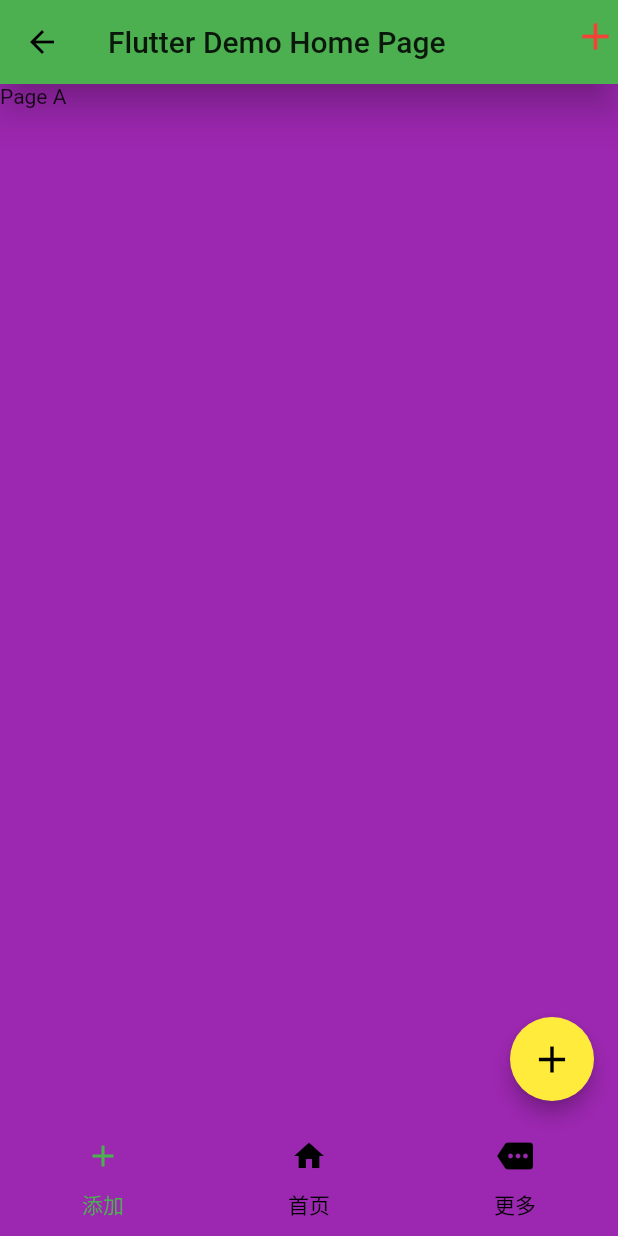
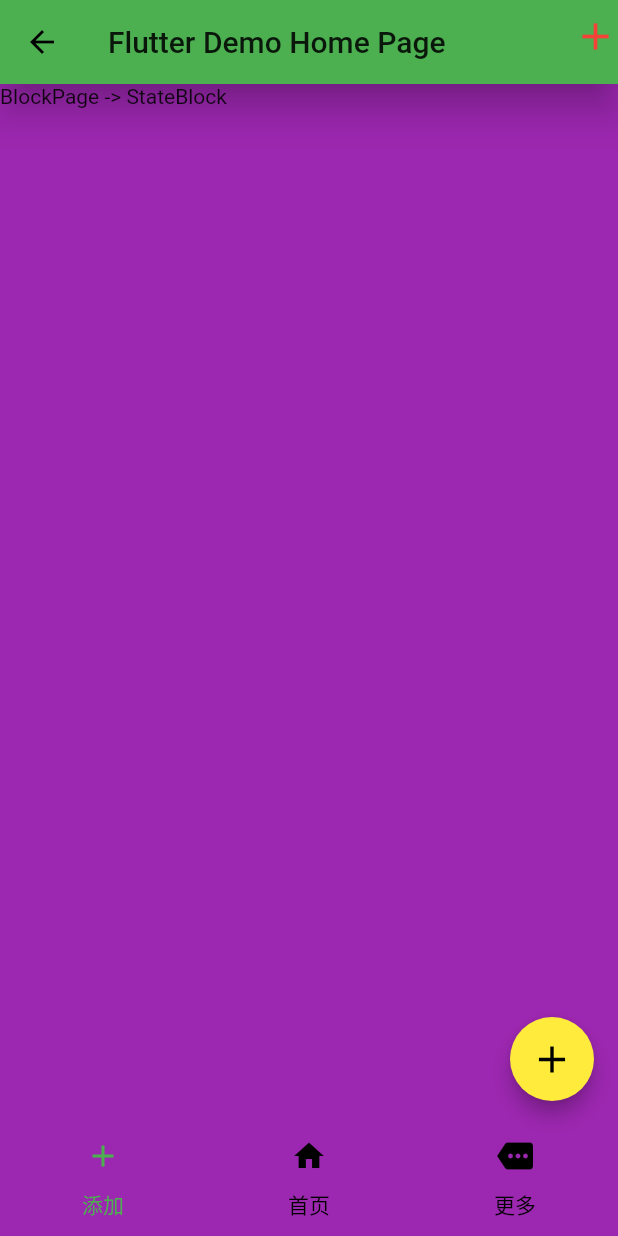
Before and after one commit to w1010479088/flutter, a Flutter app: the screen it shows after launch, on a phone screen of 412 x 824 dp. Run offline on Flutter 3.47's test engine with Material 2 defaults, Android fonts, the phone set to English and light mode, and no system bars; our stand-ins replace dio.

Commit message:
1.小改动

```diff
--- a/lib/business/HttpHelper.dart
+++ b/lib/business/HttpHelper.dart
@@ -8,7 +8,7 @@ class HttpHelper {
     dio.options.baseUrl = AppConfigs.host();
     dio.options.connectTimeout = AppConfigs.timeOut();
     dio.options.receiveTimeout = AppConfigs.timeOut();
-//    params["HPHPSESSID"] = "xxxx";
+//    params["HPHPSESSID"] = "xxxx";  //TOOD 需要添加SessionId
     params["client_type"] = "android";
     try {
       Response<String> response =
--- a/lib/business/Requestor.dart
+++ b/lib/business/Requestor.dart
@@ -1,5 +1,6 @@
 import 'dart:collection';
 import 'package:flutter_app/business/HttpHelper.dart';
+import 'package:flutter_app/model/BlockMeta.dart';
 
 class Requestor {
   static special(specialId, curPage, success, err) {
@@ -9,6 +10,9 @@ class Requestor {
     params["page"] = 10.toString();
     params["special_id"] = specialId.toString();
     params["curpage"] = curPage.toString();
-    HttpHelper.get(params, success, err);
+    HttpHelper.get(params, (res){
+      BlockMeta meta = BlockMeta.fromJson(res);
+      success(meta);
+    }, err);
   }
 }
--- /dev/null
+++ b/lib/pages/BlockPage.dart
@@ -0,0 +1,9 @@
+import 'package:flutter/cupertino.dart';
+import 'package:flutter_app/states/StateBlock.dart';
+
+class BlockPage extends StatefulWidget {
+  @override
+  State<StatefulWidget> createState() {
+    return new StateBlock();
+  }
+}
--- a/lib/pages/HomePage.dart
+++ b/lib/pages/HomePage.dart
@@ -1,6 +1,6 @@
 
 import 'package:flutter/cupertino.dart';
-import 'package:flutter_app/pages/StateHome.dart';
+import 'package:flutter_app/states/StateHome.dart';
 
 // ignore: must_be_immutable
 class HomePage extends StatefulWidget {
--- /dev/null
+++ b/lib/states/StateBlock.dart
@@ -0,0 +1,12 @@
+import 'package:flutter/material.dart';
+import 'package:flutter_app/pages/BlockPage.dart';
+
+class StateBlock extends State<BlockPage>{
+
+  @override
+  Widget build(BuildContext context) {
+    // TODO: implement build
+    return new Text("BlockPage -> StateBlock");
+  }
+
+}
--- a/lib/pages/StateHome.dart
+++ b/lib/states/StateHome.dart
@@ -2,6 +2,7 @@ import 'package:flutter/cupertino.dart';
 import 'package:flutter/material.dart';
 import 'package:flutter_app/model/BlockItem.dart';
 import 'package:flutter_app/model/BlockMeta.dart';
+import 'package:flutter_app/pages/BlockPage.dart';
 import 'package:flutter_app/pages/HomePage.dart';
 import 'package:flutter_app/util/AlertUtil.dart';
 import 'package:flutter_app/util/LogUtil.dart';
@@ -59,19 +60,13 @@ class StateHome extends State<HomePage> with SingleTickerProviderStateMixin {
   void _incrementCounter() {
     mCounter++;
     Requestor.special(1088, 1, (res) {
-      BlockMeta meta = BlockMeta.fromJson(res);
-      List<BlockItem> blocks = meta.special_list;
+      List<BlockItem> blocks = res.special_list;
       LogUtil.log("block-size = ${blocks.length}");
       for (var block in blocks) {
         for (var item in block.items) {
           LogUtil.log("show_type = ${item.show_type}");
         }
       }
-//      summary.forEach((block) {
-//        block.items.forEach((item) {
-//          LogUtil.log("show_type = ${item.show_type}");
-//        });
-//      });
     }, (err) => {LogUtil.log(err)});
     refresh();
   }
@@ -129,7 +124,7 @@ class StateHome extends State<HomePage> with SingleTickerProviderStateMixin {
         dragStartBehavior: DragStartBehavior.down,
         controller: this.tabController,
         children: <Widget>[
-          new Text("Page A"),
+          new BlockPage(),
           new Text("Page B"),
           new Text("Page C"),
         ],
```
